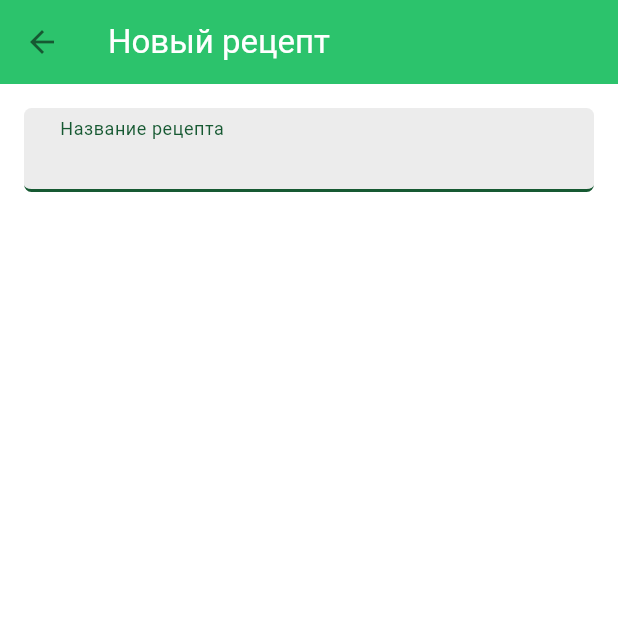
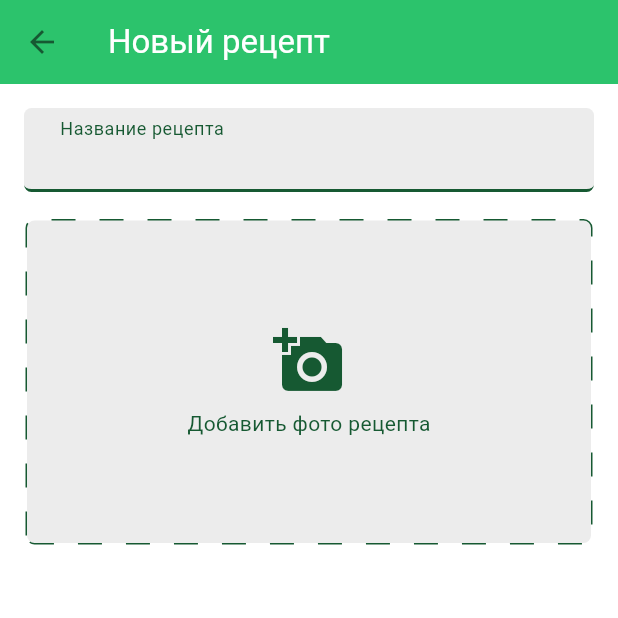
Before and after one commit to rddeveloper2019/flutter_food_otus, a Flutter app: the RecipeFormPage screen opened directly, on a phone screen of 412 x 824 dp, the top half of it. Run offline on Flutter 3.47's test engine with Material 3 defaults, Android fonts, the phone set to English and light mode, and no system bars; drawn by our look-alikes of dotted_border; network calls fail.

Commit message:
add photo widget

```diff
--- a/lib/ui/recipes/recipe_form_page.dart
+++ b/lib/ui/recipes/recipe_form_page.dart
@@ -7,6 +7,7 @@ import 'package:flutter_food_otus/model/recipe.dart';
 import 'package:flutter_food_otus/model/recipe_step.dart';
 import 'package:flutter_food_otus/repositories/fake_recipes_repository.dart';
 import 'package:flutter_food_otus/theme/app_colors_extension.dart';
+import 'package:flutter_food_otus/ui/recipes/widgets/add_photo_widget.dart';
 import 'package:flutter_food_otus/ui/recipes/widgets/app_input.dart';
 
 class RecipeFormPage extends StatefulWidget {
@@ -56,7 +57,11 @@ class _RecipeFormPageState extends State<RecipeFormPage> {
         child: Padding(
           padding: const EdgeInsets.all(16),
           child: Column(
-            children: [AppInput(labelText: "Название рецепта", numeric: true)],
+            children: [
+              AppInput(labelText: "Название рецепта", numeric: true),
+              SizedBox(height: 17),
+              AddPhotoWidget(text: 'Добавить фото рецепта', onClick: () {}),
+            ],
           ),
         ),
       ),
--- /dev/null
+++ b/lib/ui/recipes/widgets/add_photo_widget.dart
@@ -0,0 +1,46 @@
+import 'package:flutter/material.dart';
+import 'package:flutter_food_otus/theme/app_colors.dart';
+import 'package:flutter_food_otus/ui/recipes/widgets/decorated_container.dart';
+
+class AddPhotoWidget extends StatelessWidget {
+  final String text;
+  void Function() onClick;
+
+  AddPhotoWidget({
+    super.key,
+    required this.onClick,
+    this.text = 'Добавить фото',
+  });
+
+  @override
+  Widget build(BuildContext context) {
+    return DecoratedContainer(
+      child: Material(
+        color: Colors.transparent,
+
+        child: InkWell(
+          onTap: onClick,
+          borderRadius: BorderRadius.circular(5),
+          child: Column(
+            mainAxisSize: MainAxisSize.min,
+            children: [
+              Icon(
+                Icons.add_a_photo,
+                size: 48,
+                color: GreenLightThemeTypographyColors.mainTextColor,
+              ),
+              SizedBox(height: 8),
+              Text(
+                text,
+                style: TextStyle(
+                  color: GreenLightThemeTypographyColors.mainTextColor,
+                  fontSize: 14,
+                ),
+              ),
+            ],
+          ),
+        ),
+      ),
+    );
+  }
+}
--- /dev/null
+++ b/lib/ui/recipes/widgets/decorated_container.dart
@@ -0,0 +1,32 @@
+// ignore_for_file: public_member_api_docs, sort_constructors_first
+import 'package:dotted_border/dotted_border.dart';
+import 'package:flutter/material.dart';
+import 'package:flutter_food_otus/theme/app_colors_extension.dart';
+
+class DecoratedContainer extends StatelessWidget {
+  final Widget child;
+  double height = 215;
+  DecoratedContainer({super.key, required this.child, this.height = 215});
+
+  @override
+  Widget build(BuildContext context) {
+    return DottedBorder(
+      options: RoundedRectDottedBorderOptions(
+        radius: Radius.circular(5),
+        dashPattern: [16, 16],
+        strokeWidth: 2,
+        color: context.appColors.mainColor,
+        borderPadding: EdgeInsets.all(2),
+      ),
+      child: Container(
+        height: height,
+        width: double.infinity,
+        decoration: BoxDecoration(
+          color: context.appColors.secondaryColor,
+          borderRadius: BorderRadius.circular(5),
+        ),
+        child: Center(child: child),
+      ),
+    );
+  }
+}
--- a/pubspec.yaml
+++ b/pubspec.yaml
@@ -30,6 +30,7 @@ environment:
 dependencies:
   flutter:
     sdk: flutter
+  dotted_border: ^3.1.0
 
   # The following adds the Cupertino Icons font to your application.
   # Use with the CupertinoIcons class for iOS style icons.
```
